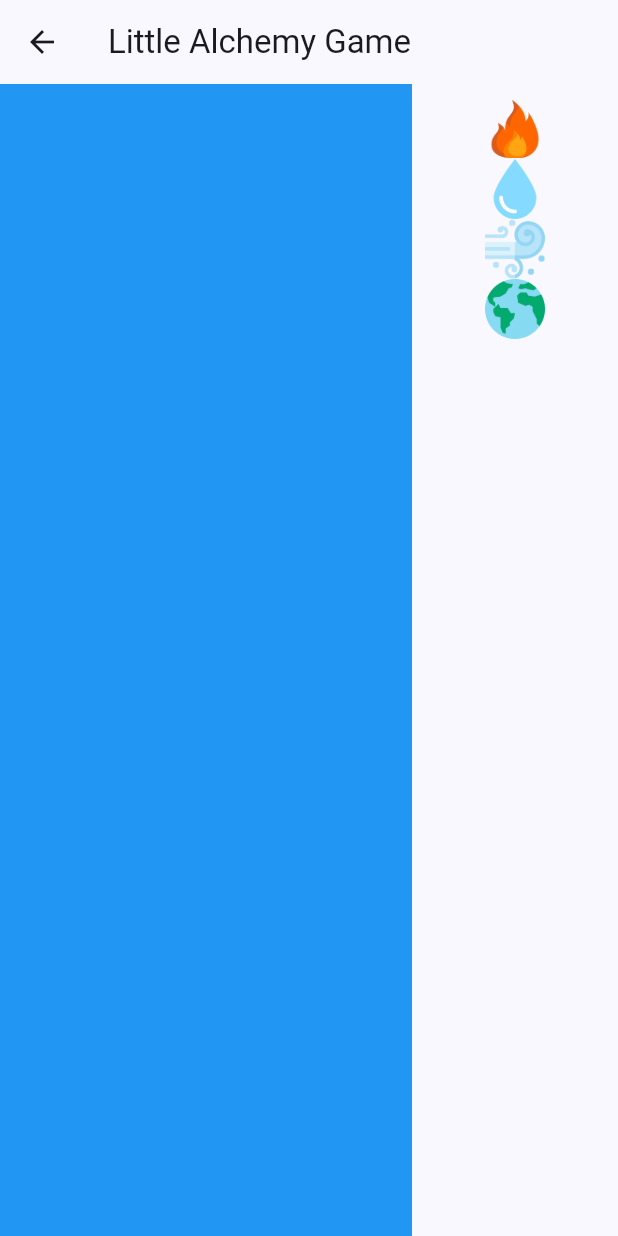
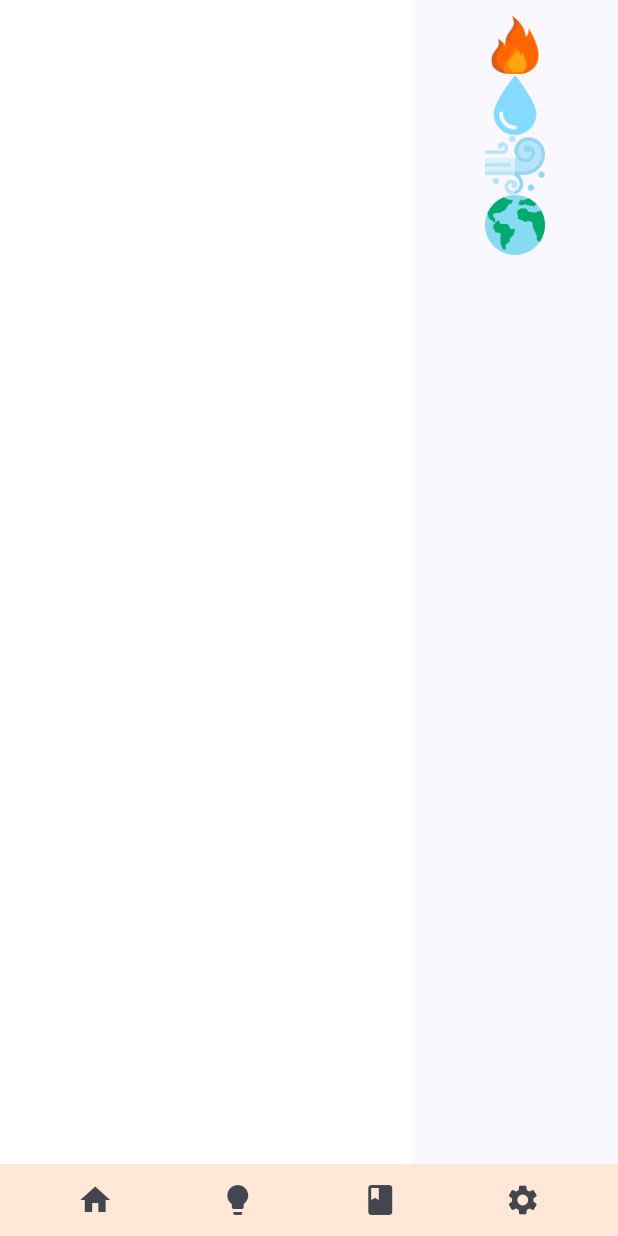
Before and after one commit to h0nu/585-group8, a Flutter app: the AlchemyGame screen opened by its route, on a phone screen of 412 x 824 dp. Run offline on Flutter 3.47's test engine with Material 3 defaults, Android fonts, the phone set to English and light mode, and no system bars; our stand-ins replace firebase_core, firebase_crashlytics, go_router, shared_preferences; missing offline and left inert: games_services; accounts and stored records are empty.

Commit message:
Added menu bar to play screen (in progress)

```diff
--- a/lib/src/play_session/Alchemy_play_session.dart
+++ b/lib/src/play_session/Alchemy_play_session.dart
@@ -3,6 +3,8 @@ import 'package:go_router/go_router.dart';
 import 'package:provider/provider.dart';
 
 class AlchemyGame extends StatefulWidget {
+  const AlchemyGame({super.key});
+
   @override
   _AlchemyGameState createState() => _AlchemyGameState();
 }
@@ -33,33 +35,62 @@ class _AlchemyGameState extends State<AlchemyGame> {
       }
       // Clear the combination sequence
       combinationSequence.clear();
+      notifyListeners(); // Notify listeners when the state changes
     }
   }
-
-  @override
+@override
   Widget build(BuildContext context) {
     return Scaffold(
-      appBar: AppBar(
-        title: Text("Little Alchemy Game"),
-        leading: IconButton(
-          icon: Icon(Icons.arrow_back),
-          onPressed: () {
-            if (Navigator.of(context).canPop()) {
-              GoRouter.of(context).pop();
-            } else {
-              // Handle the case where there's nothing to pop
-              // For example, you might want to navigate to the main menu
-              GoRouter.of(context).go('/');
-            }
-          },
+      appBar: null, // Remove the AppBar
+      body: SafeArea(
+        child: ChangeNotifierProvider(
+          create: (context) => AlchemyGameState(inventory, combinationSequence),
+          child: Column(
+            children: [
+              Expanded(
+                flex: 4,
+                child: _AlchemyGameContent(),
+              ),
+              Container(
+                color: Color.fromRGBO(255,232,215,1), // Color from figma
+                child: Padding(
+                  padding: const EdgeInsets.symmetric(horizontal: 16.0),
+                  child: Row(
+                    mainAxisAlignment: MainAxisAlignment.spaceAround, // Adjusted to space around icons
+                    children: [
+                      IconButton(
+                        onPressed: () {
+                          GoRouter.of(context).go('/play');
+                        },
+                        icon: Icon(Icons.home),
+                      ),
+                      IconButton(
+                        onPressed: () {
+                          GoRouter.of(context).push('/hints');
+                        },
+                        icon: Icon(Icons.lightbulb),
+                      ),
+                      IconButton(
+                        onPressed: () => GoRouter.of(context).push('/encyclopedia'),
+                        icon: Icon(Icons.book),
+                      ),
+                      IconButton(
+                        onPressed: () => GoRouter.of(context).push('/settings'),
+                        icon: Icon(Icons.settings),
+                      ),
+                    ],
+                  ),
+                ),
+              ),
+            ],
+          ),
         ),
-      ),
-      body: ChangeNotifierProvider(
-        create: (context) => AlchemyGameState(inventory, combinationSequence),
-        child: _AlchemyGameContent(),
       ),
     );
   }
+
+
+  void notifyListeners() {}
 }
 
 class _AlchemyGameContent extends StatelessWidget {
@@ -74,7 +105,7 @@ class _AlchemyGameContent extends StatelessWidget {
           child: DragTarget<String>(
             builder: (context, candidateData, rejectedData) {
               return Container(
-                color: Colors.blue,
+                color: Colors.white,
               );
             },
             onAccept: (element) {
```
